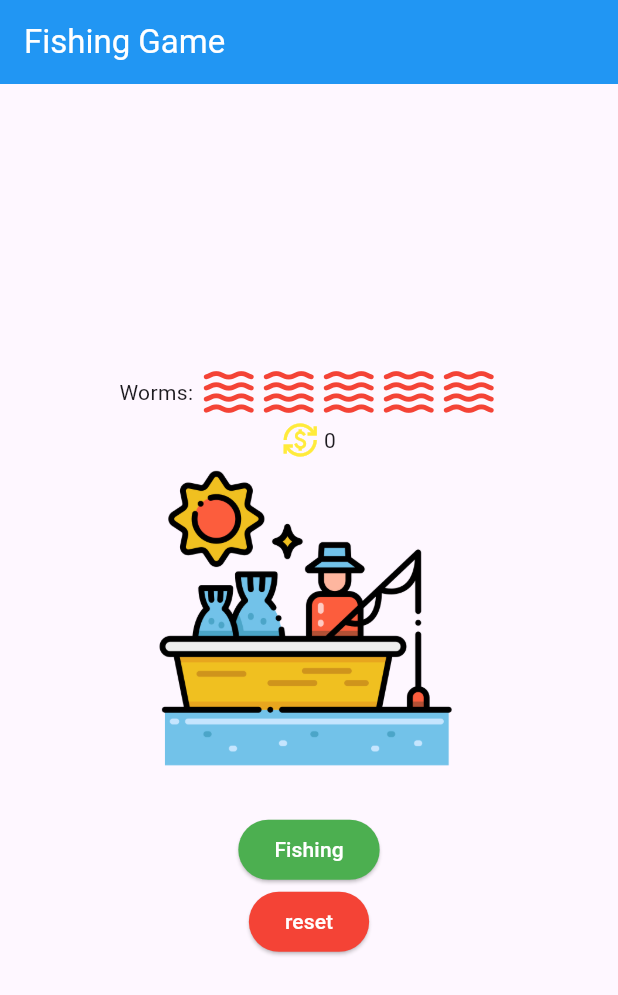
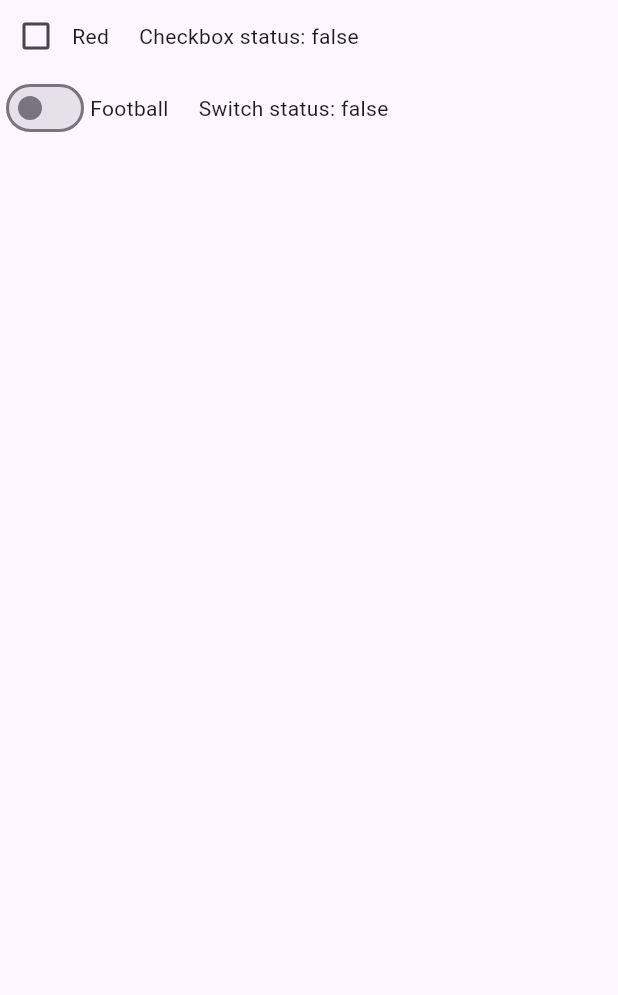
Before and after one commit to 6631501032/flutter_couse, a Flutter app: the screen it shows after launch, on a phone screen of 412 x 824 dp. Shown: the top 995 px of the screen. Run offline on Flutter 3.47's test engine with Material 3 defaults, Android fonts, the phone set to English and light mode, and no system bars.

Commit message:
Add cb sw demo

```diff
--- a/lib/main.dart
+++ b/lib/main.dart
@@ -1,6 +1,6 @@
 import 'package:flutter/material.dart';
-import 'fishing6631501032.dart';
+import 'package:flutter_couse/week07/cb_sw_demo.dart';
 
 void main() {
-  runApp(MaterialApp(debugShowCheckedModeBanner: false, home: Fishing()));
+  runApp(MaterialApp(debugShowCheckedModeBanner: false, home: CbSwDemo()));
 }
--- /dev/null
+++ b/lib/week07/cb_sw_demo.dart
@@ -0,0 +1,56 @@
+import 'package:flutter/material.dart';
+
+class CbSwDemo extends StatefulWidget {
+  const CbSwDemo({super.key});
+
+  @override
+  State<CbSwDemo> createState() => _CbSwDemoState();
+}
+
+class _CbSwDemoState extends State<CbSwDemo> {
+  // state variable for a checkbox / Switch
+  bool cb = false;
+  bool sw = false;
+
+  // method to update a checkbox / Switch
+  void updateCB(bool? value) {
+    // print(value!);
+    setState(() {
+      cb = value!;
+    });
+  }
+  void updateSW(bool? value) {
+    // print(value!);
+    setState(() {
+      sw = value!;
+    });
+  }
+
+  @override
+  Widget build(BuildContext context) {
+    return Scaffold(
+      body: SafeArea(
+        child: Column(
+          children: [
+            Row(
+              children: [
+                Checkbox(value: cb, onChanged: updateCB),
+                Text('Red'),
+                SizedBox(width: 20),
+                Text('Checkbox status: $cb'),
+              ],
+            ),
+            Row(
+              children: [
+                Switch(value: sw, onChanged: updateSW),
+                Text('Football'),
+                SizedBox(width: 20),
+                Text('Switch status: $sw'),
+              ],
+            ),
+          ],
+        ),
+      ),
+    );
+  }
+}
```
